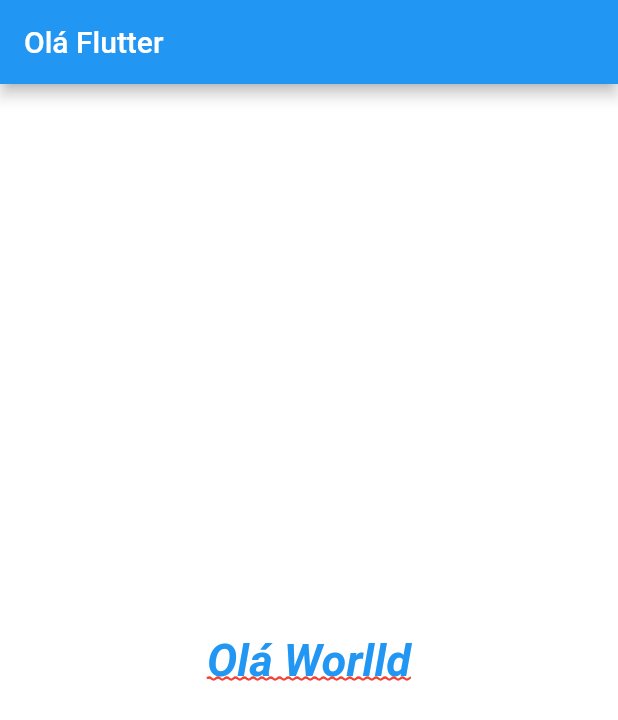
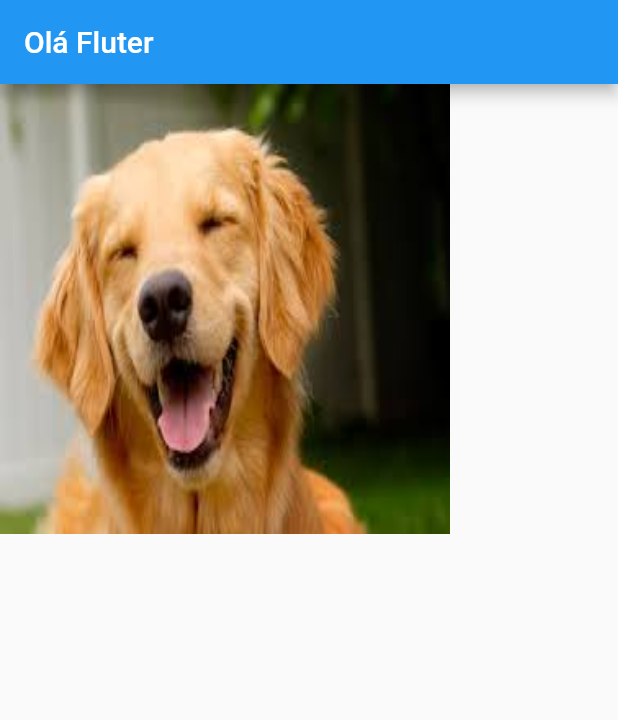
Before and after one commit to wagnerluzdevops/flutter_estudo, a Flutter app: the screen it shows after launch, on a phone screen of 412 x 824 dp. Shown: the top 720 px of the screen. Run offline on Flutter 3.47's test engine with Material 2 defaults, Android fonts, the phone set to English and light mode, and no system bars; our stand-ins replace fluttertoast.

Commit message:
Lição 35

```diff
--- a/flutter_hello/lib/home_page.dart
+++ b/flutter_hello/lib/home_page.dart
@@ -6,7 +6,7 @@ class HomePage extends StatelessWidget {
   Widget build(BuildContext context) {
     var scaffold = Scaffold(
       appBar: AppBar(
-        title: Text("Olá Flutter"),
+        title: Text("Olá Fluter"),
       ),
       body: _body(),
     );
@@ -18,18 +18,27 @@ Container _body() {
   // Não precisaria do Container, vou deixar pra ficar explicito !
   return Container(
     color: Colors.white,
-    child: Center(
-      child: _text(),
-    ),
+    child: _img(),
   );
+}
+
+Image _img() {
+  return Image.asset(
+      'assets/images/dog2.png',
+    width: 300,
+    height: 300,
+    fit: BoxFit.fill
+  );
+//  return Image.network(
+//      'https://preview.free3d.com/img/2017/04/2140154274204616055/0ejxkp2a-900.jpg');
 }
 
 Text _text() {
   return Text(
-    "Olá Worlld",
+    "Olá World",
     style: TextStyle(
       color: Colors.blue,
-      fontSize: 30,
+      fontSize: 40,
       fontWeight: FontWeight.bold,
       fontStyle: FontStyle.italic,
       decoration: TextDecoration.underline,
```
Also changed, not shown: 6 other files.
